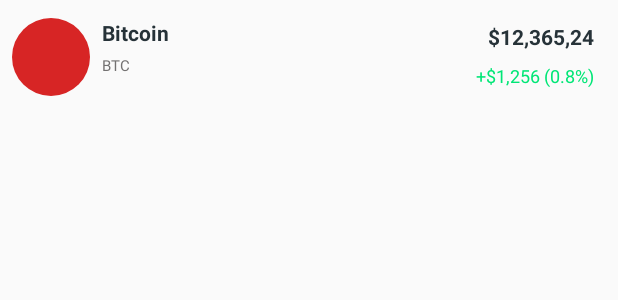
After one commit to SamanSepahvand/CryptoApp, an Android app: the layout crypto_list_item_new.xml on its own in the app's theme, with its tools: preview values and no code run, on a phone screen of 412 x 824 dp. The commit adds this screen. Shown: the top 300 px of the screen. Run offline under Robolectric (Android 15) with nearby library versions, the phone set to English and light mode, and no system bars; plain views replace SimpleDraweeView.

Commit message:
complete main activity

```diff
--- a/app/src/main/AndroidManifest.xml
+++ b/app/src/main/AndroidManifest.xml
@@ -10,6 +10,8 @@
         android:label="@string/app_name"
         android:roundIcon="@mipmap/ic_launcher_round"
         android:supportsRtl="true"
+        android:name=".MyApplication"
+        android:usesCleartextTraffic="true"
         android:theme="@style/AppTheme">
 
         <activity android:name=".ui.MainActivity"
--- /dev/null
+++ b/app/src/main/res/layout/crypto_list_item_new.xml
@@ -0,0 +1,84 @@
+<?xml version="1.0" encoding="utf-8"?>
+<androidx.constraintlayout.widget.ConstraintLayout xmlns:android="http://schemas.android.com/apk/res/android"
+    xmlns:app="http://schemas.android.com/apk/res-auto"
+    xmlns:tools="http://schemas.android.com/tools"
+    android:layout_width="match_parent"
+    android:layout_height="wrap_content">
+
+
+    <androidx.constraintlayout.widget.ConstraintLayout
+        android:layout_width="match_parent"
+        android:layout_height="60dp"
+        android:layout_marginTop="8dp"
+        app:layout_constraintEnd_toEndOf="parent"
+        app:layout_constraintStart_toStartOf="parent"
+        app:layout_constraintTop_toTopOf="parent">
+
+        <!--        <com.facebook.drawee.view.SimpleDraweeView-->
+        <!--            android:id="@+id/my_image_view"-->
+        <!--            android:layout_width="64dp"-->
+        <!--            android:layout_height="64dp"-->
+        <!--            app:layout_constraintBottom_toBottomOf="parent"-->
+        <!--            app:layout_constraintStart_toStartOf="parent"-->
+        <!--            app:layout_constraintTop_toBottomOf="@+id/item_img_logo" />-->
+
+        <ImageView
+            android:id="@+id/item_img_logo"
+            android:layout_width="52dp"
+            android:layout_height="52dp"
+            android:layout_marginStart="8dp"
+            app:layout_constraintBottom_toBottomOf="parent"
+            app:layout_constraintStart_toStartOf="parent"
+            app:layout_constraintTop_toTopOf="parent"
+            app:srcCompat="@drawable/point_circle_red" />
+
+        <TextView
+            android:id="@+id/item_txt_title"
+            android:layout_width="wrap_content"
+            android:layout_height="wrap_content"
+            android:layout_marginStart="8dp"
+            android:text="Bitcoin"
+            android:textColor="@color/newBlack"
+            android:textSize="14sp"
+            android:textStyle="bold"
+            app:layout_constraintStart_toEndOf="@+id/item_img_logo"
+            app:layout_constraintTop_toTopOf="@+id/item_img_logo" />
+
+        <TextView
+            android:id="@+id/item_txt_symbol"
+            android:layout_width="wrap_content"
+            android:layout_height="wrap_content"
+            android:layout_marginStart="8dp"
+            android:layout_marginTop="5dp"
+            android:text="BTC"
+            android:textColor="@color/gray"
+            android:textSize="10sp"
+            app:layout_constraintStart_toEndOf="@+id/item_img_logo"
+            app:layout_constraintTop_toBottomOf="@+id/item_txt_title" />
+
+        <TextView
+            android:id="@+id/item_txt_price"
+            android:layout_width="wrap_content"
+            android:layout_height="wrap_content"
+            android:layout_marginEnd="16dp"
+            android:text="$12,365,24"
+            android:textColor="@color/newBlack"
+            android:textStyle="bold"
+            app:layout_constraintBottom_toTopOf="@+id/item_txt_symbol"
+            app:layout_constraintEnd_toEndOf="parent"
+            app:layout_constraintTop_toTopOf="@+id/item_img_logo" />
+
+        <TextView
+            android:id="@+id/item_txt_1h"
+            android:layout_width="wrap_content"
+            android:layout_height="wrap_content"
+            android:layout_marginEnd="16dp"
+            android:text="+$1,256 (0.8%)"
+            android:textColor="@color/colorPrimary"
+            android:textSize="12sp"
+            app:layout_constraintBottom_toBottomOf="@+id/item_img_logo"
+            app:layout_constraintEnd_toEndOf="parent"
+            app:layout_constraintTop_toTopOf="@+id/item_txt_symbol" />
+    </androidx.constraintlayout.widget.ConstraintLayout>
+
+</androidx.constraintlayout.widget.ConstraintLayout>
--- a/build.gradle
+++ b/build.gradle
@@ -2,8 +2,10 @@
 buildscript {
     repositories {
         google()
+        jcenter()
         mavenCentral()
-        jcenter()
+        maven { url "https://maven.google.com" }
+        maven { url 'https://jitpack.io' }
     }
     dependencies {
         classpath 'com.android.tools.build:gradle:4.0.1'
```
Also changed, not shown: app/build.gradle (+8 -8 lines), app/src/main/java/com/samansepahvand/cryptoapp/MyApplication.java (added, +14 -0 lines), app/src/main/java/com/samansepahvand/cryptoapp/adapter/CryptoFavListAdapter.java (added, +189 -0 lines), app/src/main/java/com/samansepahvand/cryptoapp/ui/MainActivity.java (+102 -13 lines), app/src/main/res/drawable/loading.png (added), app/src/main/res/drawable/noiamge.png (added), app/src/main/res/drawable/placeholder.png (added).
